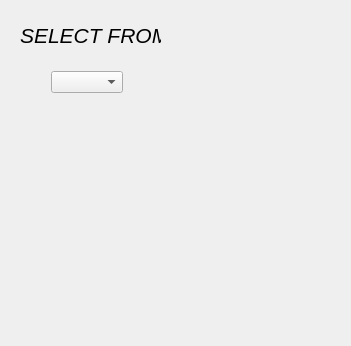
CBall02/Senior-Project, file SQL Manager/src/SelectPage.ui: the form before one commit.
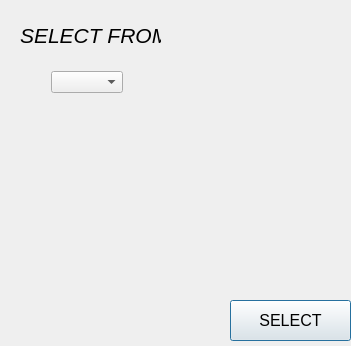
The form after the commit.

Commit message: working on select page

Diff of the .ui file:
```diff
--- a/SQL Manager/src/SelectPage.ui
+++ b/SQL Manager/src/SelectPage.ui
@@ -81,6 +81,24 @@
     </item>
    </layout>
   </widget>
+  <widget class="QPushButton" name="pushButton">
+   <property name="geometry">
+    <rect>
+     <x>230</x>
+     <y>300</y>
+     <width>121</width>
+     <height>41</height>
+    </rect>
+   </property>
+   <property name="font">
+    <font>
+     <pointsize>12</pointsize>
+    </font>
+   </property>
+   <property name="text">
+    <string>SELECT</string>
+   </property>
+  </widget>
  </widget>
  <layoutdefault spacing="6" margin="11"/>
  <resources/>
```
The commit also changes 3 other files.
